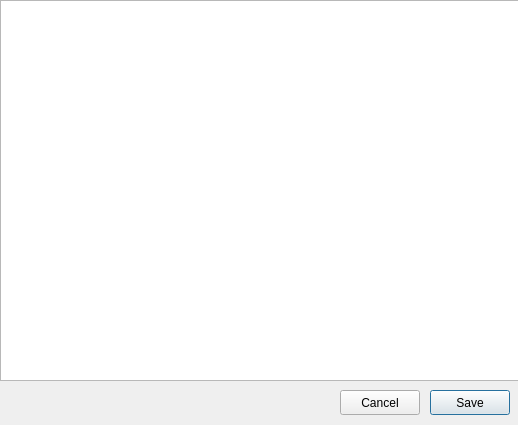
The window that imageread.ui (ahakan/delta) describes before a commit, drawn with Qt 5.
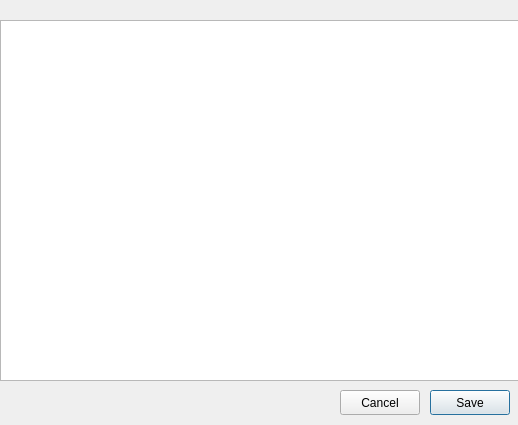
The same window after the commit.

Commit message: changed text browser to plaintextedit

The edit to the form file:
```diff
--- a/imageread.ui
+++ b/imageread.ui
@@ -13,16 +13,6 @@
   <property name="windowTitle">
    <string>Image Text</string>
   </property>
-  <widget class="QTextBrowser" name="textBrowser">
-   <property name="geometry">
-    <rect>
-     <x>0</x>
-     <y>0</y>
-     <width>521</width>
-     <height>381</height>
-    </rect>
-   </property>
-  </widget>
   <widget class="QPushButton" name="saveButton">
    <property name="geometry">
     <rect>
@@ -49,6 +39,19 @@
     <string>Cancel</string>
    </property>
   </widget>
+  <widget class="QPlainTextEdit" name="plainTextEdit">
+   <property name="geometry">
+    <rect>
+     <x>0</x>
+     <y>20</y>
+     <width>521</width>
+     <height>361</height>
+    </rect>
+   </property>
+   <property name="plainText">
+    <string/>
+   </property>
+  </widget>
  </widget>
  <resources/>
  <connections/>
```
The commit also changes 2 other files.
